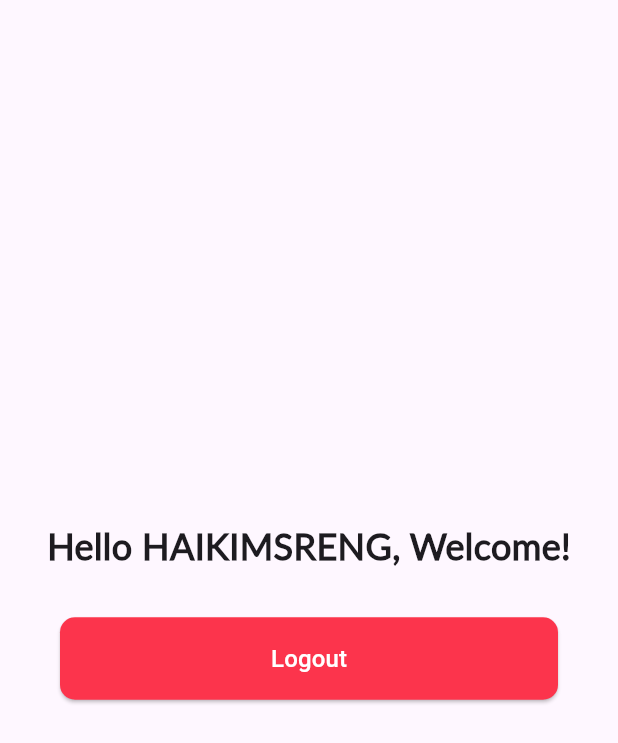
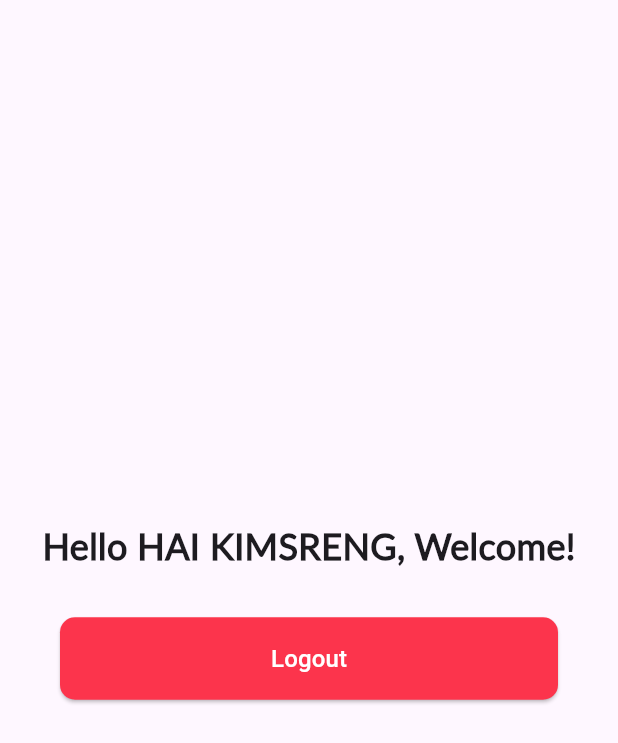
Before and after one commit to Kimsreng28/Flutter, a Flutter app: the Home screen opened by its route, on a phone screen of 412 x 824 dp. Shown: the top 743 px of the screen. Run offline on Flutter 3.47's test engine with Material 3 defaults, Android fonts, the phone set to English and light mode, and no system bars.

Commit message:
Assignment II

```diff
--- a/lib/Screens/home.dart
+++ b/lib/Screens/home.dart
@@ -20,7 +20,7 @@ class _HomeState extends State<Home> {
           children: [
             const Center(
               child: Text(
-                'Hello HAIKIMSRENG, Welcome!',
+                'Hello HAI KIMSRENG, Welcome!',
                 style: TextStyle(
                     fontSize: 24,
                     fontWeight: FontWeight.bold,
```
